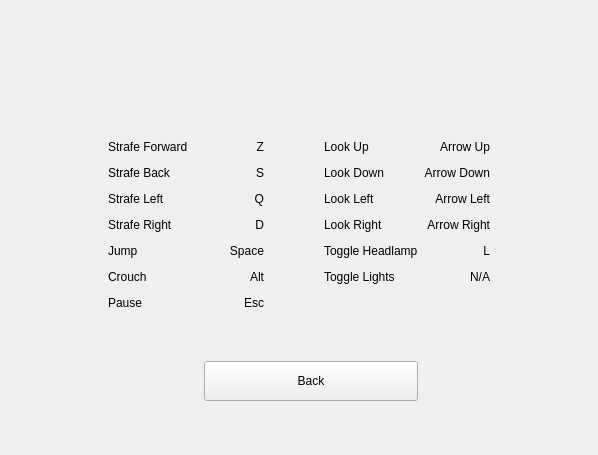
Qt form Project/GC_Project/Base/3DWorld/KeyBindsScreen.ui (RubenB-1643541/GC_Project) before a commit.
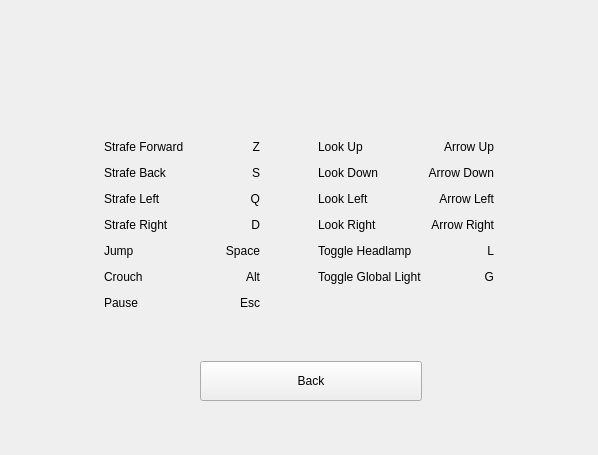
The same form after that commit.

Commit message: global lighting kan getoggled worden

```diff
--- a/Project/GC_Project/Base/3DWorld/KeyBindsScreen.ui
+++ b/Project/GC_Project/Base/3DWorld/KeyBindsScreen.ui
@@ -622,7 +622,7 @@
       </size>
      </property>
      <property name="text">
-      <string>N/A</string>
+      <string>G</string>
      </property>
      <property name="alignment">
       <set>Qt::AlignRight|Qt::AlignTrailing|Qt::AlignVCenter</set>
@@ -632,7 +632,7 @@
    <item row="6" column="5">
     <widget class="QLabel" name="label_23">
      <property name="text">
-      <string>Toggle Lights</string>
+      <string>Toggle Global Light</string>
      </property>
     </widget>
    </item>
```
The commit also changes 14 other files.
